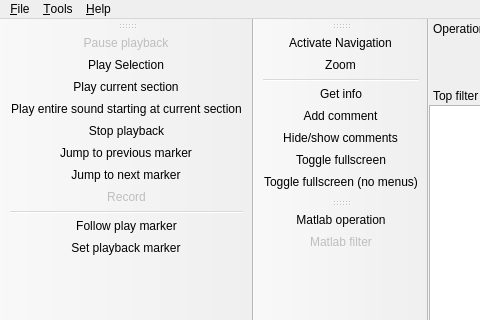
Qt form ui/mainwindow.ui (gustafsson/freq) before a commit; both pictures show x 0 to 480 and y 0 to 320 of the 886 by 526 pixel window.
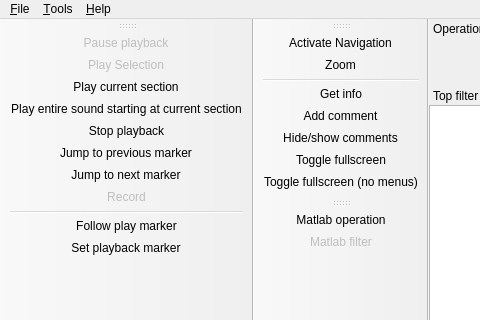
The same form after that commit. Icons and pictures are not drawn.

Diff of the .ui file:
```diff
--- a/ui/mainwindow.ui
+++ b/ui/mainwindow.ui
@@ -333,6 +333,9 @@
    <property name="checkable">
     <bool>true</bool>
    </property>
+   <property name="enabled">
+    <bool>false</bool>
+   </property>
    <property name="icon">
     <iconset resource="icon-resources.qrc">
      <normaloff>:/icons/icons/icon-play-sel.png</normaloff>:/icons/icons/icon-play-sel.png</iconset>
```
Left out of the diff: 3 changed lines with no effect on the pictures.
